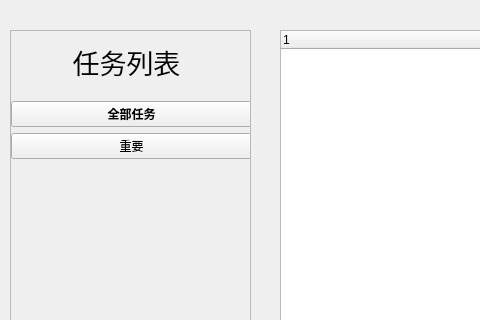
Qt form qtodo.ui (lcclcc233/Qtodo) before a commit; both pictures show x 0 to 480 and y 0 to 320 of the 800 by 600 pixel window.
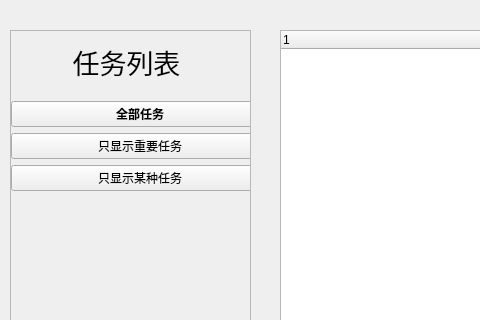
The same form after that commit.

Diff of the .ui file:
```diff
--- a/qtodo.ui
+++ b/qtodo.ui
@@ -79,7 +79,7 @@
        <rect>
         <x>0</x>
         <y>70</y>
-        <width>241</width>
+        <width>258</width>
         <height>381</height>
        </rect>
       </property>
@@ -105,7 +105,14 @@
           </sizepolicy>
          </property>
          <property name="text">
-          <string>重要</string>
+          <string>只显示重要任务</string>
+         </property>
+        </widget>
+       </item>
+       <item>
+        <widget class="QPushButton" name="categoryButton">
+         <property name="text">
+          <string>只显示某种任务</string>
          </property>
         </widget>
        </item>
@@ -116,8 +123,8 @@
          </property>
          <property name="sizeHint" stdset="0">
           <size>
-           <width>20</width>
-           <height>50</height>
+           <width>10</width>
+           <height>40</height>
           </size>
          </property>
         </spacer>
```
